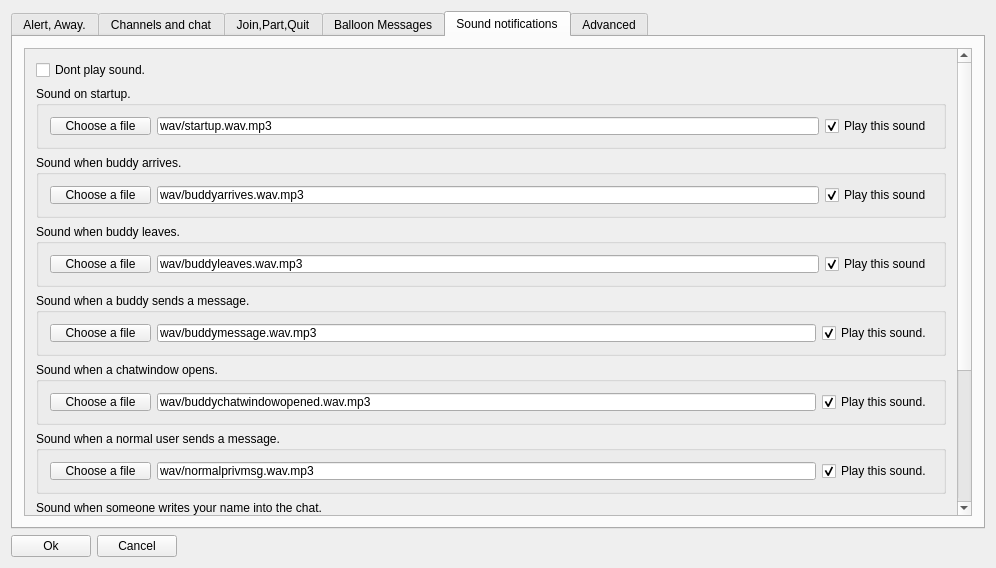
Qt form trunk/src/settingswindow.ui (svn2github/twsoldunsupported) before a commit.
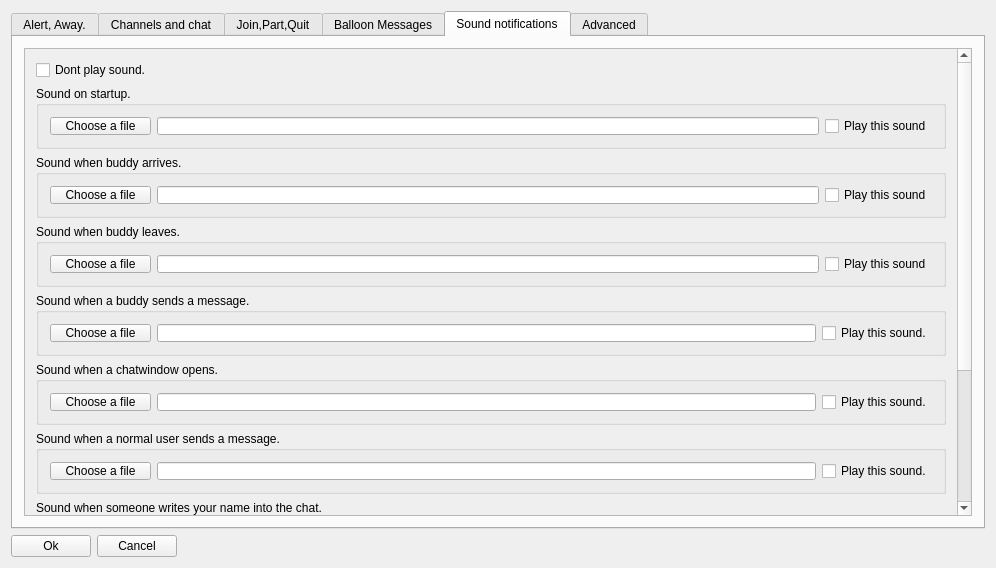
The same form after that commit. The open tabs and pages were chosen to show the change.

What changed in the file:
```diff
--- a/trunk/src/settingswindow.ui
+++ b/trunk/src/settingswindow.ui
@@ -615,7 +615,7 @@
                     <item>
                      <widget class="QLineEdit" name="lestartup">
                       <property name="text">
-                       <string>wav/startup.wav.mp3</string>
+                       <string/>
                       </property>
                      </widget>
                     </item>
@@ -625,7 +625,7 @@
                        <string>Play this sound</string>
                       </property>
                       <property name="checked">
-                       <bool>true</bool>
+                       <bool>false</bool>
                       </property>
                      </widget>
                     </item>
@@ -665,7 +665,7 @@
                     <item>
                      <widget class="QLineEdit" name="lebuddyarrives">
                       <property name="text">
-                       <string>wav/buddyarrives.wav.mp3</string>
+                       <string/>
                       </property>
                      </widget>
                     </item>
@@ -675,7 +675,7 @@
                        <string>Play this sound</string>
                       </property>
                       <property name="checked">
-                       <bool>true</bool>
+                       <bool>false</bool>
                       </property>
                      </widget>
                     </item>
@@ -714,7 +714,7 @@
                     <item>
                      <widget class="QLineEdit" name="lebuddyleaves">
                       <property name="text">
-                       <string>wav/buddyleaves.wav.mp3</string>
+                       <string/>
                       </property>
                      </widget>
                     </item>
@@ -724,7 +724,7 @@
                        <string>Play this sound</string>
                       </property>
                       <property name="checked">
-                       <bool>true</bool>
+                       <bool>false</bool>
                       </property>
                      </widget>
                     </item>
@@ -765,7 +765,7 @@
                       <item>
                        <widget class="QLineEdit" name="lebuddychatmessage">
                         <property name="text">
-                         <string>wav/buddymessage.wav.mp3</string>
+                         <string/>
                         </property>
                        </widget>
                       </item>
@@ -775,7 +775,7 @@
                          <string>Play this sound.</string>
                         </property>
                         <property name="checked">
-                         <bool>true</bool>
+                         <bool>false</bool>
                         </property>
                        </widget>
                       </item>
@@ -814,7 +814,7 @@
                       <item>
                        <widget class="QLineEdit" name="lebuddychatwindowsopened">
                         <property name="text">
-                         <string>wav/buddychatwindowopened.wav.mp3</string>
+                         <string/>
                         </property>
                        </widget>
                       </item>
@@ -824,7 +824,7 @@
                          <string>Play this sound.</string>
                         </property>
                         <property name="checked">
-                         <bool>true</bool>
+                         <bool>false</bool>
                         </property>
                        </widget>
                       </item>
@@ -863,7 +863,7 @@
                       <item>
                        <widget class="QLineEdit" name="lenormalchatmessage">
                         <property name="text">
-                         <string>wav/normalprivmsg.wav.mp3</string>
+                         <string/>
                         </property>
                        </widget>
                       </item>
@@ -873,7 +873,7 @@
                          <string>Play this sound.</string>
                         </property>
                         <property name="checked">
-                         <bool>true</bool>
+                         <bool>false</bool>
                         </property>
                        </widget>
                       </item>
```
Left out of the diff: 58 changed lines with no effect on the pictures.
